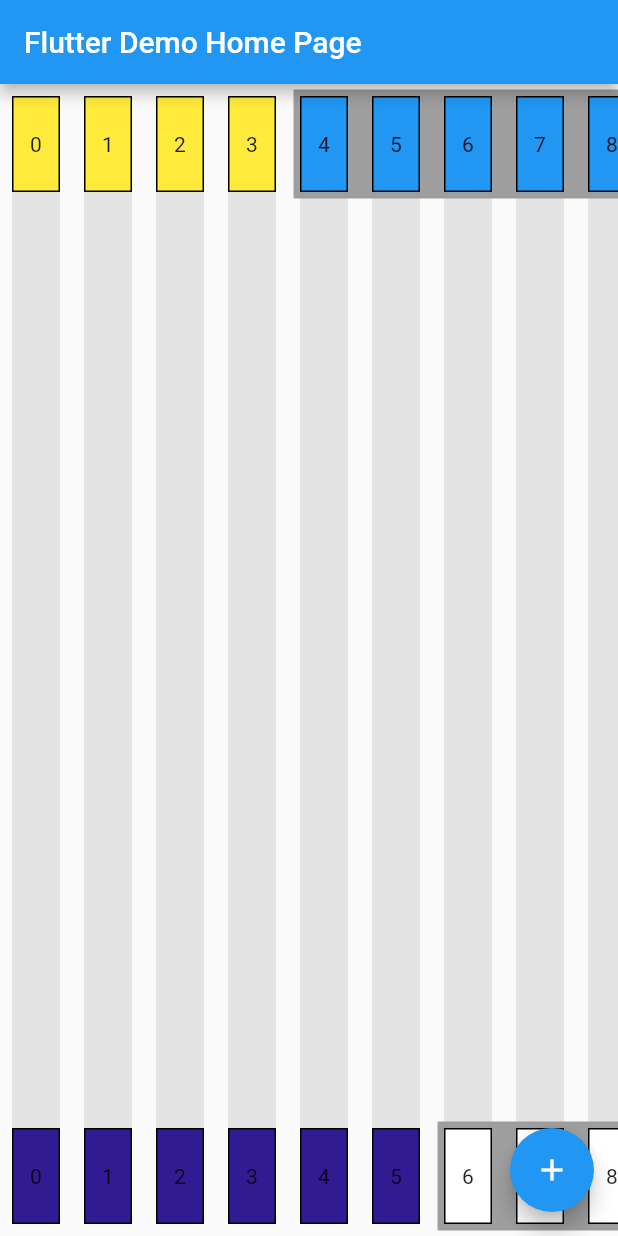
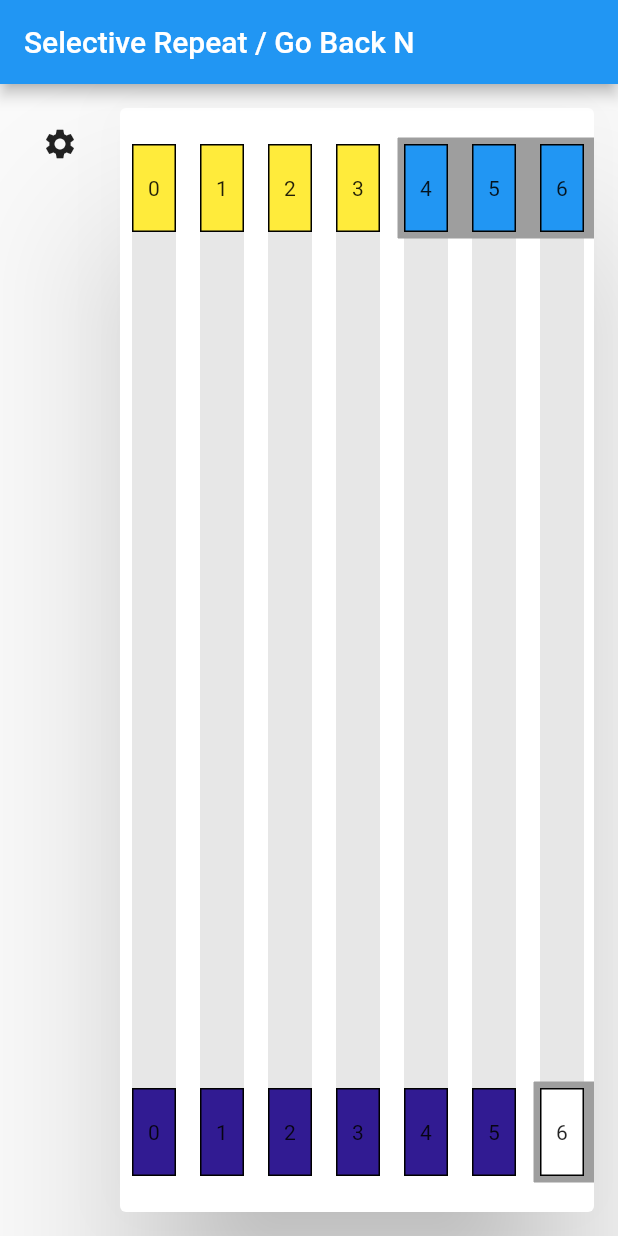
Before and after one commit to Marc-R2/package_visual, a Flutter app: the screen it shows after launch, on a phone screen of 412 x 824 dp. Run offline on Flutter 3.47's test engine with Material 2 defaults, Android fonts, the light colour scheme and no system bars.

Commit message:
package_frame_view.dart

```diff
--- a/analysis_options.yaml
+++ b/analysis_options.yaml
@@ -7,7 +7,8 @@
 
 # The following line activates a set of recommended lints for Flutter apps,
 # packages, and plugins designed to encourage good coding practices.
-include: package:flutter_lints/flutter.yaml
+# include: package:flutter_lints/flutter.yaml
+include: package:very_good_analysis/analysis_options.yaml
 
 linter:
   # The lint rules applied to this project can be customized in the
--- a/lib/main.dart
+++ b/lib/main.dart
@@ -1,6 +1,8 @@
 import 'dart:math';
 
 import 'package:flutter/material.dart';
+import 'package:package_visual/package_frame_view.dart';
+import 'package:package_visual/util/scroll_behavior.dart';
 
 void main() {
   runApp(const MyApp());
@@ -17,15 +19,13 @@ class MyApp extends StatelessWidget {
       theme: ThemeData(
         primarySwatch: Colors.blue,
       ),
-      home: const MyHomePage(title: 'Flutter Demo Home Page'),
+      home: const MyHomePage(),
     );
   }
 }
 
 class MyHomePage extends StatefulWidget {
-  const MyHomePage({super.key, required this.title});
-
-  final String title;
+  const MyHomePage({super.key});
 
   @override
   State<MyHomePage> createState() => _MyHomePageState();
@@ -38,9 +38,11 @@ class _MyHomePageState extends State<MyHomePage> {
   static int currentReceiveFrame = 6;
   static int frameSize = 5;
 
-  void _incrementCounter() {
+  bool showSettings = false;
+
+  void toggleSettings() {
     setState(() {
-      _counter++;
+      showSettings = !showSettings;
     });
   }
 
@@ -48,121 +50,54 @@ class _MyHomePageState extends State<MyHomePage> {
   Widget build(BuildContext context) {
     return Scaffold(
       appBar: AppBar(
-        title: Text(widget.title),
+        title: const Text('Selective Repeat / Go Back N'),
       ),
-      body: LayoutBuilder(builder: (context, cons) {
-        return ListView.builder(
-          scrollDirection: Axis.horizontal,
-          itemCount: max(currentSendFrame, currentReceiveFrame) + 32,
-          itemBuilder: (context, index) {
-            final height = cons.maxHeight / 12;
-            final width = height / 2;
-            final isFirstInSendFrame = index == currentSendFrame;
-            final isLastInSendFrame = index == currentSendFrame + frameSize - 1;
-            final isFirstInReceiveFrame = index == currentReceiveFrame;
-            final isLastInReceiveFrame = index == currentReceiveFrame + frameSize - 1;
-            final isBeforeSendFrame = index + 1 > currentSendFrame;
-            final isBeforeReceiveFrame = index + 1 > currentReceiveFrame;
-            return Stack(
+      body: Row(
         children: [
-                // Gray background for the frame of the current send
-                // On the top row
-                if (index > currentSendFrame - 1 &&
-                    index < currentSendFrame + frameSize)
-                  Container(
-                    height: height + 8,
-                    width: width + (isFirstInSendFrame || isLastInSendFrame ? 12 : 16),
-                    margin: EdgeInsets.only(
-                      top: 4,
-                      left: isFirstInSendFrame ? 4 : 0,
-                    ),
-                    decoration: BoxDecoration(
-                      border: Border.all(width: 0, color: Colors.grey),
-                      color: Colors.grey,
+          Row(
+            children: [
+              Column(
+                children: [
+                  Padding(
+                    padding: const EdgeInsets.all(16),
+                    child: IconButton(
+                      onPressed: toggleSettings,
+                      icon: const Icon(Icons.settings),
                     ),
                   ),
-                // Gray background for the frame of the current receive
-                // On the bottom row
-                if (index > currentReceiveFrame - 1 &&
-                    index < currentReceiveFrame + frameSize)
-                  Align(
-                    alignment: Alignment.bottomCenter,
-                    child: Container(
-                      height: height + 8,
-                      width: width + (isFirstInReceiveFrame || isLastInReceiveFrame ? 12 : 16),
-                      margin: EdgeInsets.only(
-                        bottom: 4,
-                        left: isFirstInReceiveFrame ? 4 : 0,
+                ],
               ),
-                      decoration: BoxDecoration(
-                        border: Border.all(width: 0, color: Colors.grey),
-                        color: Colors.grey,
-                      ),
-                    ),
-                  ),
-                Container(
-                  width: width,
-                  height: cons.maxHeight,
-                  margin: const EdgeInsets.all(8.0),
-                  color: Colors.grey.withOpacity(0.25),
-                ),
-                // Animated Rectangle Package between Sender and Receiver
-                AnimatedPositioned(
-                  duration: const Duration(milliseconds: 500),
-                  top: _counter * height,
-                  child: Container(
-                    width: width,
-                    height: height,
-                    margin: const EdgeInsets.all(8.0),
-                    color: Colors.blue,
-                  ),
-                ),
-                Padding(
-                  padding: const EdgeInsets.all(8.0),
+              AnimatedContainer(
+                duration: const Duration(milliseconds: 128),
+                curve: Curves.easeInOut,
+                width: showSettings ? 256 : 0,
                 child: Column(
                   children: [
-                      SizedBox(
-                        width: width,
-                        height: height,
-                        // Sending Rectangle on top
-                        child: Container(
-                          decoration: BoxDecoration(
-                            border: Border.all(width: 1),
-                            color: isBeforeSendFrame
-                                ? Colors.blue
-                                : Colors.yellow,
-                          ),
-                          child: Center(child: Text('$index')),
-                        ),
-                      ),
-                      const Spacer(),
-                      // Receiving Rectangle on bottom
-                      SizedBox(
-                        width: width,
-                        height: height,
-                        child: Container(
-                          decoration: BoxDecoration(
-                            border: Border.all(width: 1),
-                            color: isBeforeReceiveFrame
-                                ? Colors.white
-                                // A Dark Blue Rectangle
-                                : Colors.deepPurple.shade900,
-                          ),
-                          child: Center(child: Text('$index')),
-                        ),
+                    Padding(
+                      padding: const EdgeInsets.all(16),
+                      child: Text('Settings'),
                     ),
                   ],
                 ),
               ),
             ],
-            );
-          },
-        );
-      }),
-      floatingActionButton: FloatingActionButton(
-        onPressed: _incrementCounter,
-        tooltip: 'Increment',
-        child: const Icon(Icons.add),
+          ),
+          Expanded(
+            child: Card(
+              margin: const EdgeInsets.only(top: 16, right: 16, bottom: 16),
+              elevation: 48,
+              child: Padding(
+                padding: const EdgeInsets.symmetric(vertical: 16),
+                child: PackageFrameView(
+                  currentSendFrame: currentSendFrame,
+                  currentReceiveFrame: currentReceiveFrame,
+                  frameSize: frameSize,
+                  counter: _counter,
+                ),
+              ),
+            ),
+          ),
+        ],
       ),
     );
   }
--- /dev/null
+++ b/lib/package_frame_view.dart
@@ -0,0 +1,145 @@
+import 'dart:math';
+
+import 'package:flutter/material.dart';
+import 'package:package_visual/util/scroll_behavior.dart';
+
+class PackageFrameView extends StatelessWidget {
+  const PackageFrameView({
+    super.key,
+    required this.currentSendFrame,
+    required this.currentReceiveFrame,
+    required this.frameSize,
+    required int counter,
+  }) : _counter = counter;
+
+  final int currentSendFrame;
+  final int currentReceiveFrame;
+  final int frameSize;
+  final int _counter;
+
+  @override
+  Widget build(BuildContext context) {
+    return LayoutBuilder(
+      builder: (context, cons) {
+        return ScrollConfiguration(
+          behavior: MyCustomScrollBehavior(),
+          child: ListView.builder(
+            scrollDirection: Axis.horizontal,
+            itemCount: max(currentSendFrame, currentReceiveFrame) + 32,
+            itemBuilder: (context, index) {
+              final height = cons.maxHeight / 12;
+              final width = height / 2;
+              final isFirstInSendFrame = index == currentSendFrame;
+              final isLastInSendFrame =
+                  index == currentSendFrame + frameSize - 1;
+              final isFirstInReceiveFrame = index == currentReceiveFrame;
+              final isLastInReceiveFrame =
+                  index == currentReceiveFrame + frameSize - 1;
+              final isBeforeSendFrame = index + 1 > currentSendFrame;
+              final isBeforeReceiveFrame = index + 1 > currentReceiveFrame;
+              return Stack(
+                children: [
+                  // Gray background for the frame of the current send
+                  // On the top row
+                  if (index > currentSendFrame - 1 &&
+                      index < currentSendFrame + frameSize)
+                    Container(
+                      height: height + 8,
+                      width: width +
+                          (isFirstInSendFrame || isLastInSendFrame ? 12 : 16),
+                      margin: EdgeInsets.only(
+                        top: 4,
+                        left: isFirstInSendFrame ? 4 : 0,
+                      ),
+                      decoration: BoxDecoration(
+                        border: Border.all(width: 0, color: Colors.grey),
+                        color: Colors.grey,
+                      ),
+                    ),
+                  // Gray background for the frame of the current receive
+                  // On the bottom row
+                  if (index > currentReceiveFrame - 1 &&
+                      index < currentReceiveFrame + frameSize)
+                    Align(
+                      alignment: Alignment.bottomCenter,
+                      child: Container(
+                        height: height + 8,
+                        width: width +
+                            (isFirstInReceiveFrame || isLastInReceiveFrame
+                                ? 12
+                                : 16),
+                        margin: EdgeInsets.only(
+                          bottom: 4,
+                          left: isFirstInReceiveFrame ? 4 : 0,
+                        ),
+                        decoration: BoxDecoration(
+                          // This Border is necessary,
+                          // otherwise there are render-gaps between the Columns
+                          // (other solutions are welcome)
+                          border: Border.all(width: 0, color: Colors.grey),
+                          color: Colors.grey,
+                        ),
+                      ),
+                    ),
+                  Container(
+                    width: width,
+                    height: cons.maxHeight,
+                    margin: const EdgeInsets.all(8),
+                    color: Colors.grey.withOpacity(0.25),
+                  ),
+                  // Animated Rectangle Package between Sender and Receiver
+                  AnimatedPositioned(
+                    duration: const Duration(milliseconds: 500),
+                    top: _counter * height,
+                    child: Container(
+                      width: width,
+                      height: height,
+                      margin: const EdgeInsets.all(8),
+                      color: Colors.blue,
+                    ),
+                  ),
+                  Padding(
+                    padding: const EdgeInsets.all(8),
+                    child: Column(
+                      children: [
+                        SizedBox(
+                          width: width,
+                          height: height,
+                          // Sending Rectangle on top
+                          child: DecoratedBox(
+                            decoration: BoxDecoration(
+                              border: Border.all(),
+                              color: isBeforeSendFrame
+                                  ? Colors.blue
+                                  : Colors.yellow,
+                            ),
+                            child: Center(child: Text('$index')),
+                          ),
+                        ),
+                        const Spacer(),
+                        // Receiving Rectangle on bottom
+                        SizedBox(
+                          width: width,
+                          height: height,
+                          child: DecoratedBox(
+                            decoration: BoxDecoration(
+                              border: Border.all(),
+                              color: isBeforeReceiveFrame
+                                  ? Colors.white
+                                  : Colors.deepPurple.shade900,
+                            ),
+                            child: Center(child: Text('$index')),
+                          ),
+                        ),
+                      ],
+                    ),
+                  ),
+                ],
+              );
+            },
+          ),
+        );
+      },
+    );
+  }
+}
--- /dev/null
+++ b/lib/util/scroll_behavior.dart
@@ -0,0 +1,14 @@
+import 'package:flutter/gestures.dart';
+import 'package:flutter/material.dart';
+
+/// A [ScrollBehavior] that does allow to drag the scrollable area with a mouse,
+/// touch or pen/stylus.
+class MyCustomScrollBehavior extends MaterialScrollBehavior {
+  // Override behavior methods and getters like dragDevices
+  @override
+  Set<PointerDeviceKind> get dragDevices => {
+    PointerDeviceKind.touch,
+    PointerDeviceKind.mouse,
+    PointerDeviceKind.stylus,
+  };
+}
```
Also changed, not shown: pubspec.yaml (+2 -8 lines). Lines whose indentation alone changed are shown as unchanged.
